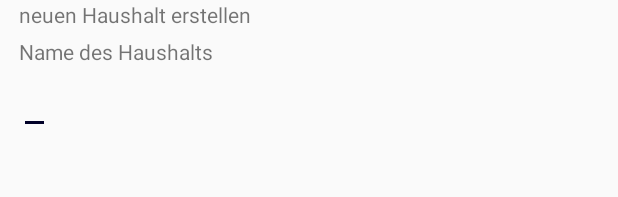
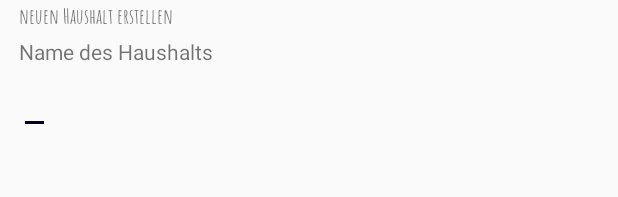
Before and after one commit to Pia98/HolMal, an Android app: the layout activity_create_household.xml on its own in the app's theme, with its tools: preview values and no code run, on a phone screen of 412 x 824 dp. Shown: the top 197 px of the screen. Run offline under Robolectric (Android 15) with nearby library versions, the phone set to English and light mode, and no system bars.

Commit message:
added font-family

```diff
--- a/app/src/main/res/layout/activity_create_household.xml
+++ b/app/src/main/res/layout/activity_create_household.xml
@@ -11,6 +11,7 @@
         android:id="@+id/createHouseholdHeading"
         android:layout_width="wrap_content"
         android:layout_height="wrap_content"
+        android:fontFamily="@font/amatic_sc_bold"
         android:text="@string/createHousehold"
         app:layout_constraintStart_toStartOf="@+id/leftMargin" />
 
--- a/app/src/main/res/layout/activity_main.xml
+++ b/app/src/main/res/layout/activity_main.xml
@@ -25,6 +25,7 @@
             android:id="@+id/myListText"
             android:layout_width="wrap_content"
             android:layout_height="wrap_content"
+            android:fontFamily="@font/amatic_sc_bold"
             android:text="@string/myJobs"
             app:layout_constraintStart_toEndOf="@id/menu" />
     </android.support.constraint.ConstraintLayout>
```
Also changed, not shown: app/src/main/res/font/amatic_sc.ttf (added), app/src/main/res/font/amatic_sc_bold.ttf (added).
